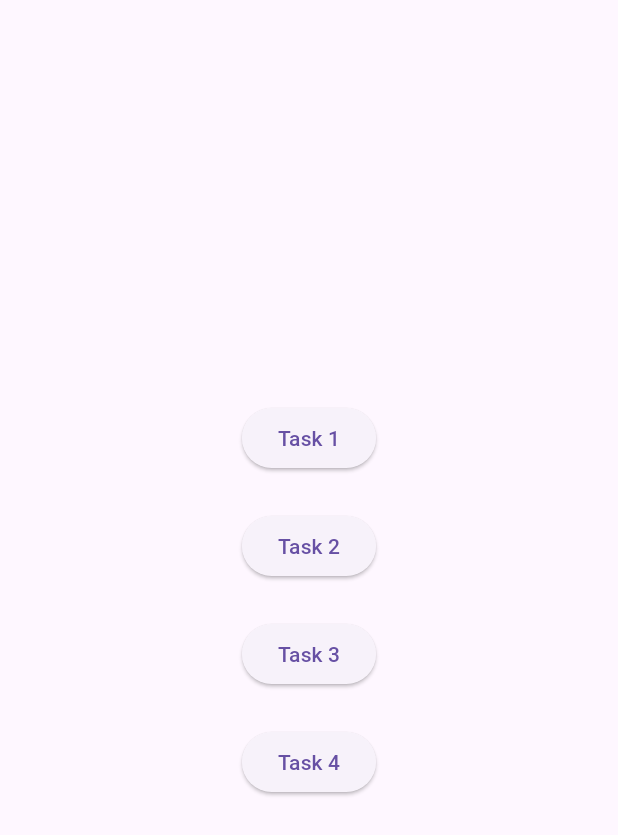
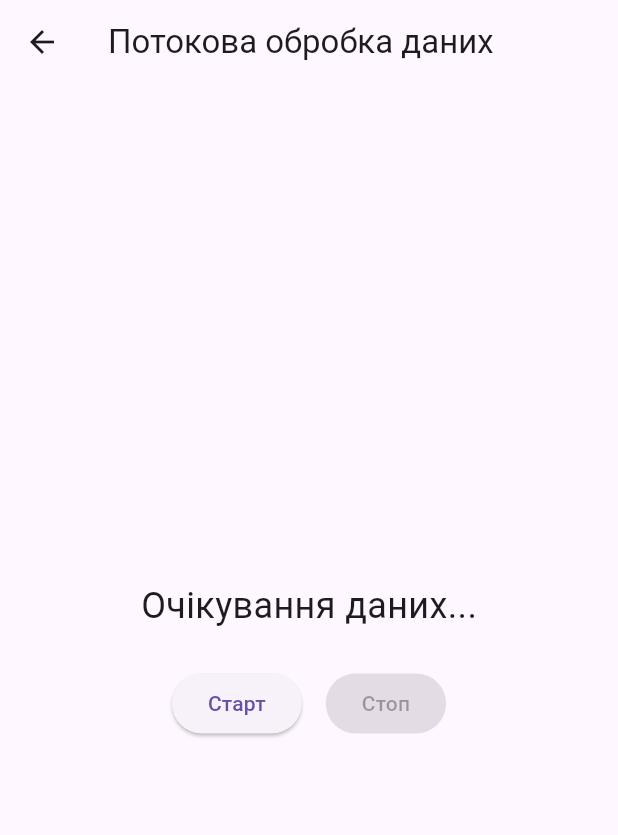
Before and after one commit to ponomarenko24/task13, a Flutter app: the screen it shows after launch, after a tap on "Task 3", on a phone screen of 412 x 824 dp. Shown: the top 835 px of the screen. Run offline on Flutter 3.47's test engine with Material 3 defaults, Android fonts, the light colour scheme and no system bars.

Commit message:
added read time data screen

```diff
--- a/lib/screens/main_screen.dart
+++ b/lib/screens/main_screen.dart
@@ -1,6 +1,7 @@
 import 'package:flutter/material.dart';
 import 'package:task_13/screens/async_chat_bot_screen.dart';
 import 'package:task_13/screens/async_timer_screen.dart';
+import 'package:task_13/screens/real_time_data.dart';
 
 class MainScreen extends StatelessWidget {
   const MainScreen({super.key});
@@ -30,7 +31,11 @@ class MainScreen extends StatelessWidget {
                 );
               }, child: Text("Task 2")),
             SizedBox(height: sizedboxHight),
-            ElevatedButton(onPressed: () {}, child: Text("Task 3")),
+            ElevatedButton(onPressed: () {
+              Navigator.push(
+                context,MaterialPageRoute(builder: (context) => RealTimeDataScreen()),
+              );
+            }, child: Text("Task 3")),
             SizedBox(height: sizedboxHight),
             ElevatedButton(onPressed: () {}, child: Text("Task 4")),
             SizedBox(height: sizedboxHight),
--- /dev/null
+++ b/lib/screens/real_time_data.dart
@@ -0,0 +1,100 @@
+import 'dart:async';
+import 'dart:math';
+import 'package:flutter/material.dart';
+
+class RealTimeDataScreen extends StatefulWidget {
+  const RealTimeDataScreen({super.key});
+
+  @override
+  RealTimeDataScreenState createState() => RealTimeDataScreenState();
+}
+
+class RealTimeDataScreenState extends State<RealTimeDataScreen> {
+  final StreamController<int> _streamController = StreamController<int>();
+  Timer? _timer;
+  bool _isRunning = false;
+
+  void startDataStream() {
+    setState(() {
+      _isRunning = true;
+    });
+    _timer = Timer.periodic(Duration(seconds: 2), (timer) {
+      try {
+        int value = Random().nextInt(100) + 1;
+        if (value > 90) {
+          throw Exception("Значення більше 90! ($value)");
+        }
+        _streamController.add(value);
+      } catch (e) {
+        _streamController.addError(e);
+      }
+    });
+  }
+
+  void stopDataStream() {
+    setState(() {
+      _isRunning = false;
+    });
+    _timer?.cancel();
+  }
+
+  @override
+  void dispose() {
+    _timer?.cancel();
+    _streamController.close();
+    super.dispose();
+  }
+
+  @override
+  Widget build(BuildContext context) {
+    return Scaffold(
+      appBar: AppBar(title: Text('Потокова обробка даних')),
+      body: Padding(
+        padding: const EdgeInsets.all(16.0),
+        child: Column(
+          mainAxisAlignment: MainAxisAlignment.center,
+          children: [
+            StreamBuilder<int>(
+              stream: _streamController.stream,
+              builder: (context, snapshot) {
+                if (snapshot.hasError) {
+                  return Text(
+                    'Помилка: ${snapshot.error}',
+                    style: TextStyle(color: Colors.red, fontSize: 20),
+                  );
+                }
+
+                if (!snapshot.hasData) {
+                  return Text(
+                    'Очікування даних...',
+                    style: TextStyle(fontSize: 24),
+                  );
+                }
+
+                return Text(
+                  'Поточне значення: ${snapshot.data}',
+                  style: TextStyle(fontSize: 28),
+                );
+              },
+            ),
+            SizedBox(height: 24),
+            Row(
+              mainAxisAlignment: MainAxisAlignment.center,
+              children: [
+                ElevatedButton(
+                  onPressed: _isRunning ? null : startDataStream,
+                  child: Text('Старт'),
+                ),
+                SizedBox(width: 16),
+                ElevatedButton(
+                  onPressed: _isRunning ? stopDataStream : null,
+                  child: Text('Стоп'),
+                ),
+              ],
+            ),
+          ],
+        ),
+      ),
+    );
+  }
+}
```
